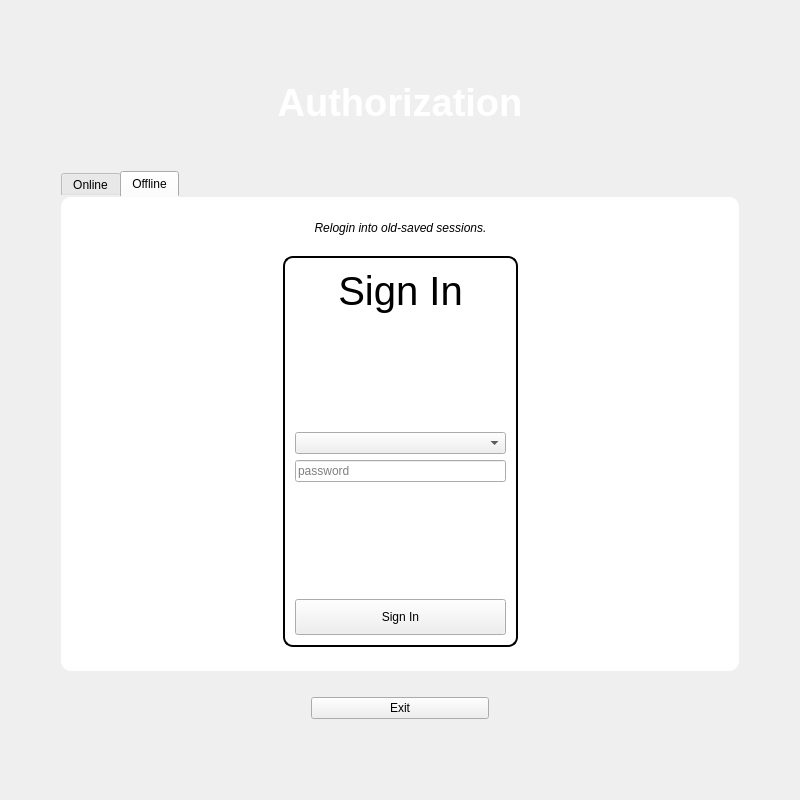
First picture: the form in Desktop/DesuRep/auth.ui, repository Exonymus/Unified-File-Hub, before the edit.
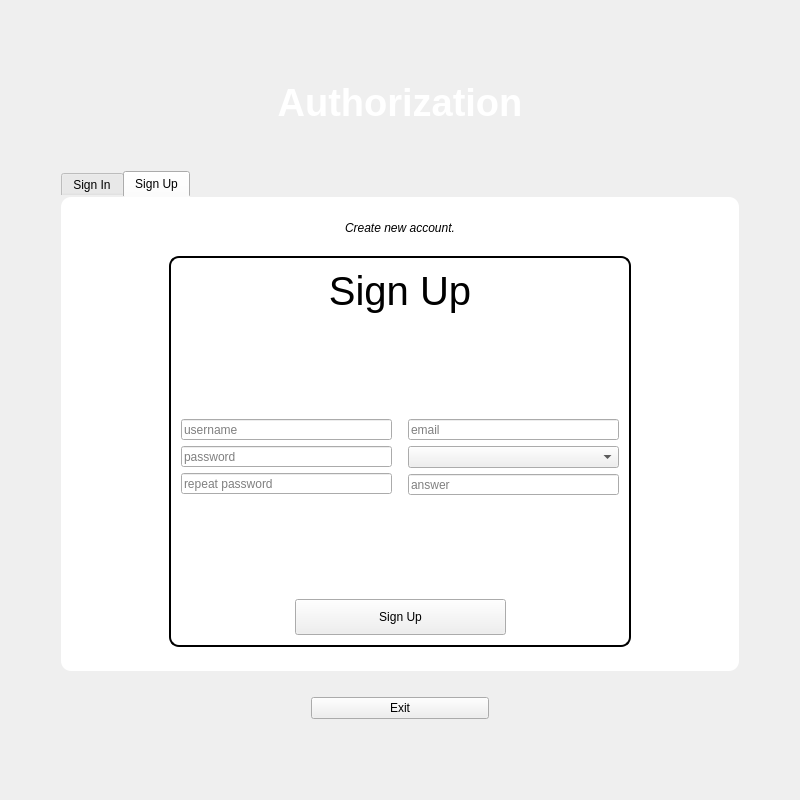
Second picture: the form after the edit. The open tabs and pages were chosen to show the change. Icons and pictures are not drawn.

Commit message: Added user metadata edit [email, password, sq]

Diff of the .ui file:
```diff
--- a/Desktop/DesuRep/auth.ui
+++ b/Desktop/DesuRep/auth.ui
@@ -124,7 +124,7 @@
   background-color: white;
   border-radius: 10px;
 }
-#onl_si_form, #onl_su_form, #off_si_form   {
+#credentials_si_form, #session_si_form, #auth_su_form   {
   border: 2px solid black;
   border-radius: 10px;
 }</string>
@@ -143,7 +143,7 @@
        </property>
        <widget class="QWidget" name="auth_online_tab">
         <attribute name="title">
-         <string>Online</string>
+         <string>Sign In</string>
         </attribute>
         <layout class="QGridLayout" name="gridLayout_4">
          <item row="4" column="2">
@@ -486,38 +486,9 @@
        </widget>
        <widget class="QWidget" name="auth_offline_tab">
         <attribute name="title">
-         <string>Offline</string>
+         <string>Sign Up</string>
         </attribute>
         <layout class="QGridLayout" name="gridLayout_3">
-         <item row="4" column="1">
-          <spacer name="off_spacer_margin_bottom">
-           <property name="orientation">
-            <enum>Qt::Vertical</enum>
-           </property>
-           <property name="sizeType">
-            <enum>QSizePolicy::Fixed</enum>
-           </property>
-           <property name="sizeHint" stdset="0">
-            <size>
-             <width>20</width>
-             <height>15</height>
-            </size>
-           </property>
-          </spacer>
-         </item>
-         <item row="3" column="2">
-          <spacer name="off_spacer_margin_right">
-           <property name="orientation">
-            <enum>Qt::Horizontal</enum>
-           </property>
-           <property name="sizeHint" stdset="0">
-            <size>
-             <width>200</width>
-             <height>20</height>
-            </size>
-           </property>
-          </spacer>
-         </item>
          <item row="3" column="0">
           <spacer name="off_spacer_margin_left">
            <property name="orientation">
@@ -531,6 +502,35 @@
            </property>
           </spacer>
          </item>
+         <item row="3" column="2">
+          <spacer name="auth_su_spacer_right">
+           <property name="orientation">
+            <enum>Qt::Horizontal</enum>
+           </property>
+           <property name="sizeHint" stdset="0">
+            <size>
+             <width>200</width>
+             <height>20</height>
+            </size>
+           </property>
+          </spacer>
+         </item>
+         <item row="4" column="1">
+          <spacer name="auth_su_spacer_bottom">
+           <property name="orientation">
+            <enum>Qt::Vertical</enum>
+           </property>
+           <property name="sizeType">
+            <enum>QSizePolicy::Fixed</enum>
+           </property>
+           <property name="sizeHint" stdset="0">
+            <size>
+             <width>20</width>
+             <height>15</height>
+            </size>
+           </property>
+          </spacer>
+         </item>
          <item row="1" column="1">
           <widget class="QLabel" name="off_auth_label">
            <property name="font">
@@ -540,31 +540,31 @@
             </font>
            </property>
            <property name="text">
-            <string>Relogin into old-saved sessions.</string>
+            <string>Create new account.</string>
            </property>
            <property name="alignment">
             <set>Qt::AlignCenter</set>
            </property>
           </widget>
          </item>
-         <item row="0" column="1">
-          <spacer name="off_spacer_margin_top">
-           <property name="orientation">
-            <enum>Qt::Vertical</enum>
-           </property>
-           <property name="sizeType">
-            <enum>QSizePolicy::Fixed</enum>
-           </property>
-           <property name="sizeHint" stdset="0">
-            <size>
-             <width>20</width>
-             <height>15</height>
-            </size>
-           </property>
-          </spacer>
-         </item>
          <item row="2" column="1">
-          <spacer name="off_spacer_margin_middle">
+          <spacer name="auth_su_spacer_v_middle">
+           <property name="orientation">
+            <enum>Qt::Vertical</enum>
+           </property>
+           <property name="sizeType">
+            <enum>QSizePolicy::Fixed</enum>
+           </property>
+           <property name="sizeHint" stdset="0">
+            <size>
+             <width>20</width>
+             <height>15</height>
+            </size>
+           </property>
+          </spacer>
+         </item>
+         <item row="0" column="1">
+          <spacer name="auth_su_spacer_top">
            <property name="orientation">
             <enum>Qt::Vertical</enum>
            </property>
@@ -580,7 +580,19 @@
           </spacer>
          </item>
          <item row="3" column="1">
-          <widget class="QFrame" name="off_si_form">
+          <widget class="QFrame" name="auth_su_form">
+           <property name="minimumSize">
+            <size>
+             <width>462</width>
+             <height>0</height>
+            </size>
+           </property>
+           <property name="maximumSize">
+            <size>
+             <width>16777215</width>
+             <height>16777215</height>
+            </size>
+           </property>
            <layout class="QVBoxLayout" name="off_si_form_l">
             <property name="leftMargin">
              <number>10</number>
@@ -602,7 +614,7 @@
                </font>
               </property>
               <property name="text">
-               <string>Sign In</string>
+               <string>Sign Up</string>
               </property>
               <property name="scaledContents">
                <bool>false</bool>
@@ -626,24 +638,152 @@
              </spacer>
             </item>
             <item>
-             <widget class="QComboBox" name="off_si_savedUsers">
-              <property name="placeholderText">
-               <string>&lt;select username&gt;</string>
-              </property>
-             </widget>
+             <layout class="QHBoxLayout" name="su_form_data">
+              <item>
+               <layout class="QVBoxLayout" name="form_data_1">
+                <item>
+                 <widget class="QLineEdit" name="su_form_username_input">
+                  <property name="minimumSize">
+                   <size>
+                    <width>211</width>
+                    <height>21</height>
+                   </size>
+                  </property>
+                  <property name="maximumSize">
+                   <size>
+                    <width>211</width>
+                    <height>21</height>
+                   </size>
+                  </property>
+                  <property name="placeholderText">
+                   <string>username</string>
+                  </property>
+                 </widget>
+                </item>
+                <item>
+                 <widget class="QLineEdit" name="su_form_pass_input">
+                  <property name="minimumSize">
+                   <size>
+                    <width>211</width>
+                    <height>21</height>
+                   </size>
+                  </property>
+                  <property name="maximumSize">
+                   <size>
+                    <width>211</width>
+                    <height>21</height>
+                   </size>
+                  </property>
+                  <property name="echoMode">
+                   <enum>QLineEdit::Password</enum>
+                  </property>
+                  <property name="placeholderText">
+                   <string>password</string>
+                  </property>
+                 </widget>
+                </item>
+                <item>
+                 <widget class="QLineEdit" name="su_form_rpass_input">
+                  <property name="minimumSize">
+                   <size>
+                    <width>211</width>
+                    <height>21</height>
+                   </size>
+                  </property>
+                  <property name="maximumSize">
+                   <size>
+                    <width>211</width>
+                    <height>21</height>
+                   </size>
+                  </property>
+                  <property name="echoMode">
+                   <enum>QLineEdit::Password</enum>
+                  </property>
+                  <property name="placeholderText">
+                   <string>repeat password</string>
+                  </property>
+                 </widget>
+                </item>
+               </layout>
+              </item>
+              <item>
+               <spacer name="su_form_spacer_middle">
+                <property name="orientation">
+                 <enum>Qt::Horizontal</enum>
+                </property>
+                <property name="sizeHint" stdset="0">
+                 <size>
+                  <width>40</width>
+                  <height>20</height>
+                 </size>
+                </property>
+               </spacer>
+              </item>
+              <item>
+               <layout class="QVBoxLayout" name="form_data_2">
+                <item>
+                 <widget class="QLineEdit" name="su_form_email_input">
+                  <property name="minimumSize">
+                   <size>
+                    <width>211</width>
+                    <height>21</height>
+                   </size>
+                  </property>
+                  <property name="maximumSize">
+                   <size>
+                    <width>211</width>
+                    <height>21</height>
+                   </size>
+                  </property>
+                  <property name="placeholderText">
+                   <string>email</string>
+                  </property>
+                 </widget>
+                </item>
+                <item>
+                 <widget class="QComboBox" name="su_form_sq_cb">
+                  <property name="minimumSize">
+                   <size>
+                    <width>208</width>
+                    <height>21</height>
+                   </size>
+                  </property>
+                  <property name="maximumSize">
+                   <size>
+                    <width>320</width>
+                    <height>32</height>
+                   </size>
+                  </property>
+                  <property name="placeholderText">
+                   <string>&lt;Select secret question&gt;</string>
+                  </property>
+                 </widget>
+                </item>
+                <item>
+                 <widget class="QLineEdit" name="su_form_sq_input">
+                  <property name="minimumSize">
+                   <size>
+                    <width>211</width>
+                    <height>21</height>
+                   </size>
+                  </property>
+                  <property name="maximumSize">
+                   <size>
+                    <width>211</width>
+                    <height>21</height>
+                   </size>
+                  </property>
+                  <property name="placeholderText">
+                   <string>answer</string>
+                  </property>
+                 </widget>
+                </item>
+               </layout>
+              </item>
+             </layout>
             </item>
             <item>
-             <widget class="QLineEdit" name="off_si_pass_input">
-              <property name="echoMode">
-               <enum>QLineEdit::Password</enum>
-              </property>
-              <property name="placeholderText">
-               <string>password</string>
-              </property>
-             </widget>
-            </item>
-            <item>
-             <spacer name="verticalSpacer_6">
+             <spacer name="su_form_spacer_bottom">
               <property name="orientation">
                <enum>Qt::Vertical</enum>
               </property>
@@ -656,33 +796,69 @@
              </spacer>
             </item>
             <item>
-             <widget class="QPushButton" name="off_si_btn">
-              <property name="enabled">
-               <bool>true</bool>
-              </property>
-              <property name="minimumSize">
-               <size>
-                <width>211</width>
-                <height>36</height>
-               </size>
-              </property>
-              <property name="text">
-               <string>Sign In</string>
-              </property>
-              <property name="icon">
-               <iconset resource="resources.qrc">
-                <normaloff>:/icons/login</normaloff>:/icons/login</iconset>
-              </property>
-              <property name="iconSize">
-               <size>
-                <width>20</width>
-                <height>20</height>
-               </size>
-              </property>
-              <property name="shortcut">
-               <string>Return</string>
-              </property>
-             </widget>
+             <layout class="QHBoxLayout" name="su_submit_layout">
+              <item>
+               <spacer name="submit_layout_spacer_left">
+                <property name="orientation">
+                 <enum>Qt::Horizontal</enum>
+                </property>
+                <property name="sizeHint" stdset="0">
+                 <size>
+                  <width>40</width>
+                  <height>20</height>
+                 </size>
+                </property>
+               </spacer>
+              </item>
+              <item>
+               <widget class="QPushButton" name="su_submit_btn">
+                <property name="enabled">
+                 <bool>true</bool>
+                </property>
+                <property name="minimumSize">
+                 <size>
+                  <width>211</width>
+                  <height>36</height>
+                 </size>
+                </property>
+                <property name="maximumSize">
+                 <size>
+                  <width>211</width>
+                  <height>36</height>
+                 </size>
+                </property>
+                <property name="text">
+                 <string>Sign Up</string>
+                </property>
+                <property name="icon">
+                 <iconset resource="resources.qrc">
+                  <normaloff>:/icons/register</normaloff>:/icons/register</iconset>
+                </property>
+                <property name="iconSize">
+                 <size>
+                  <width>20</width>
+                  <height>20</height>
+                 </size>
+                </property>
+                <property name="shortcut">
+                 <string>Return</string>
+                </property>
+               </widget>
+              </item>
+              <item>
+               <spacer name="submit_layout_spacer_right">
+                <property name="orientation">
+                 <enum>Qt::Horizontal</enum>
+                </property>
+                <property name="sizeHint" stdset="0">
+                 <size>
+                  <width>40</width>
+                  <height>20</height>
+                 </size>
+                </property>
+               </spacer>
+              </item>
+             </layout>
             </item>
            </layout>
           </widget>
```
Left out of the diff: 120 changed lines with no effect on the pictures. The commit also changes 21 other files.
